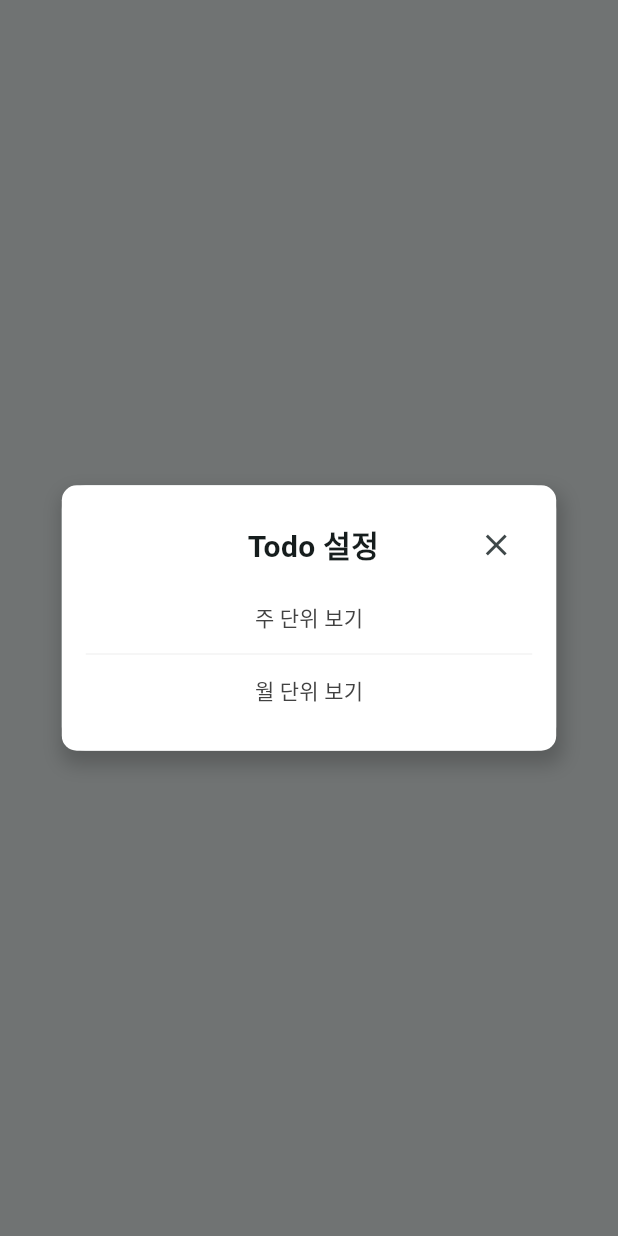
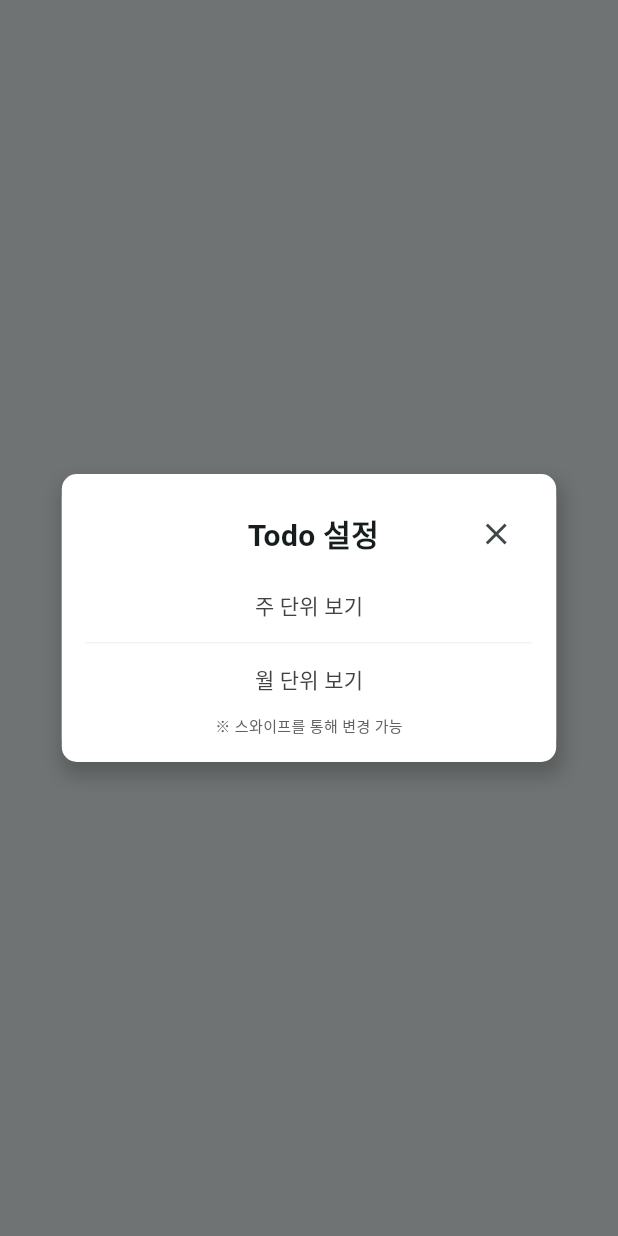
Before and after one commit to iikkkkyy/todo_refactor, a Flutter app: what showFormatDialog() shows on an empty page, opened directly, on a phone screen of 412 x 824 dp. Run offline on Flutter 3.47's test engine with Material 3 defaults, Android fonts, the phone set to English and light mode, and no system bars; our stand-ins replace get_it, go_router, hive, hive_flutter, table_calendar; missing offline and left inert: dart:ffi; accounts and stored records are empty.

Commit message:
feat: 스와이프 설명 추가

```diff
--- a/lib/ui/todo_settings.dart
+++ b/lib/ui/todo_settings.dart
@@ -76,6 +76,7 @@ Future<CalendarFormat?> showFormatDialog(BuildContext context) async {
                   Navigator.pop(context);
                 },
               ),
+              Text('※ 스와이프를 통해 변경 가능',style: TextStyle(color:Colors.grey.shade700,fontSize: 10 ),)
             ],
           ),
         ),
```
